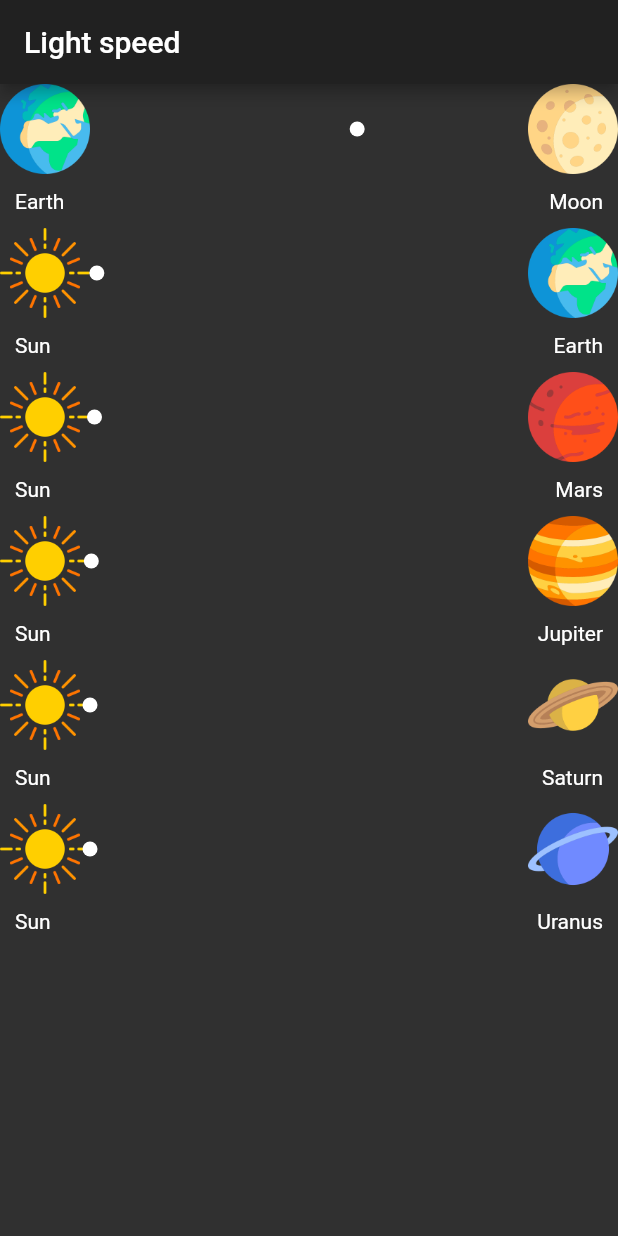
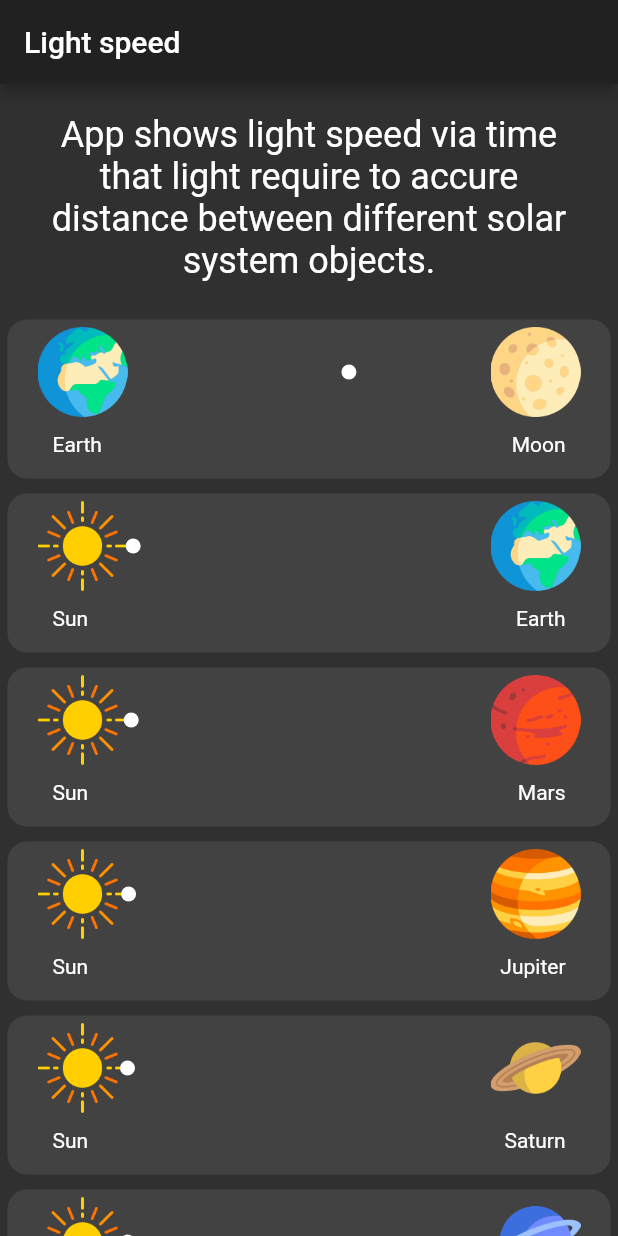
Before and after one commit to achernoprudov/light_speed, a Flutter app: the screen it shows after launch, on a phone screen of 412 x 824 dp. Run offline on Flutter 3.47's test engine with Material 2 defaults, Android fonts, the phone set to English and light mode, and no system bars.

Commit message:
description item

```diff
--- a/lib/src/pages/home/home_page.dart
+++ b/lib/src/pages/home/home_page.dart
@@ -1,5 +1,6 @@
 import 'package:flutter/material.dart';
 import 'package:light_speed/src/utils/items.dart';
+import 'package:light_speed/src/widget/description_item.dart';
 import 'package:light_speed/src/widget/home_list_item.dart';
 
 class HomePage extends StatelessWidget {
@@ -11,9 +12,13 @@ class HomePage extends StatelessWidget {
         ),
         body: Container(
           child: ListView.builder(
-              itemCount: lightItems.length,
+              itemCount: lightItems.length + 1,
               itemBuilder: (context, index) {
-                var item = lightItems[index];
+                if (index == 0) {
+                  return DescriptionItem();
+                }
+                var itemIndex = index - 1;
+                var item = lightItems[itemIndex];
                 return HomeListItem(lightItem: item);
               }),
         ));
--- /dev/null
+++ b/lib/src/widget/description_item.dart
@@ -0,0 +1,21 @@
+import 'package:flutter/material.dart';
+
+class DescriptionItem extends StatelessWidget {
+  final String _description = """
+    App shows light speed via time that light require to accure distance between different solar system objects.
+  """
+      .trim();
+
+  @override
+  Widget build(BuildContext context) {
+    var textTheme = Theme.of(context).textTheme;
+    return Container(
+      padding: EdgeInsets.all(20),
+      child: Text(
+        _description,
+        textAlign: TextAlign.center,
+        style: textTheme.headline,
+      ),
+    );
+  }
+}
--- a/lib/src/widget/home_list_item.dart
+++ b/lib/src/widget/home_list_item.dart
@@ -10,9 +10,31 @@ class HomeListItem extends StatelessWidget {
 
   @override
   Widget build(BuildContext context) {
-    return Column(
+    return Container(
+      margin: EdgeInsets.all(5),
+      decoration: BoxDecoration(
+        color: Colors.grey[800],
+        borderRadius: BorderRadius.circular(13),
+      ),
+      padding: EdgeInsets.symmetric(horizontal: 20, vertical: 5),
+      child: Column(
         children: <Widget>[
-        Row(
+          _ItemContent(lightItem: lightItem),
+          _ObjectsTitles(lightItem: lightItem),
+        ],
+      ),
+    );
+  }
+}
+
+class _ItemContent extends StatelessWidget {
+  final LightItem lightItem;
+
+  const _ItemContent({Key key, this.lightItem}) : super(key: key);
+
+  @override
+  Widget build(BuildContext context) {
+    return Row(
       mainAxisAlignment: MainAxisAlignment.spaceBetween,
       children: <Widget>[
         PlanetWidget(
@@ -27,8 +49,18 @@ class HomeListItem extends StatelessWidget {
           isLeading: false,
         ),
       ],
-        ),
-        Padding(
+    );
+  }
+}
+
+class _ObjectsTitles extends StatelessWidget {
+  final LightItem lightItem;
+
+  const _ObjectsTitles({Key key, @required this.lightItem}) : super(key: key);
+
+  @override
+  Widget build(BuildContext context) {
+    return Padding(
       padding: const EdgeInsets.symmetric(horizontal: 10, vertical: 10),
       child: Row(
         crossAxisAlignment: CrossAxisAlignment.end,
@@ -38,8 +70,6 @@ class HomeListItem extends StatelessWidget {
           Text(lightItem.trailingTitle)
         ],
       ),
-        )
-      ],
     );
   }
 }
```
Lines whose indentation alone changed are shown as unchanged.
